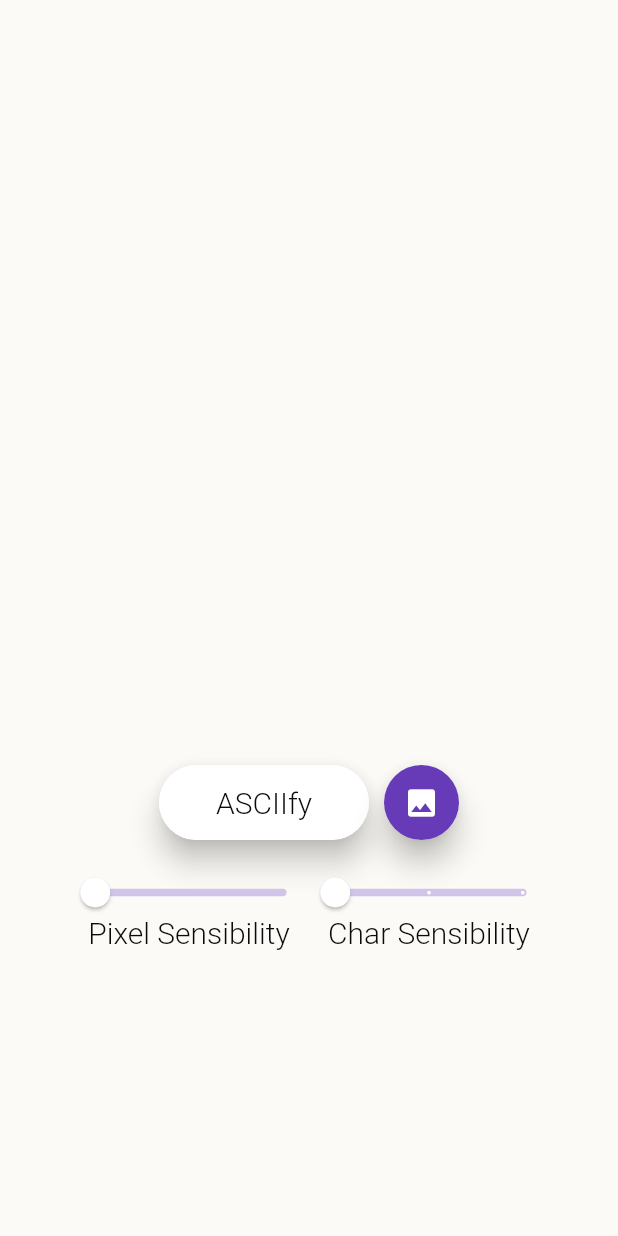
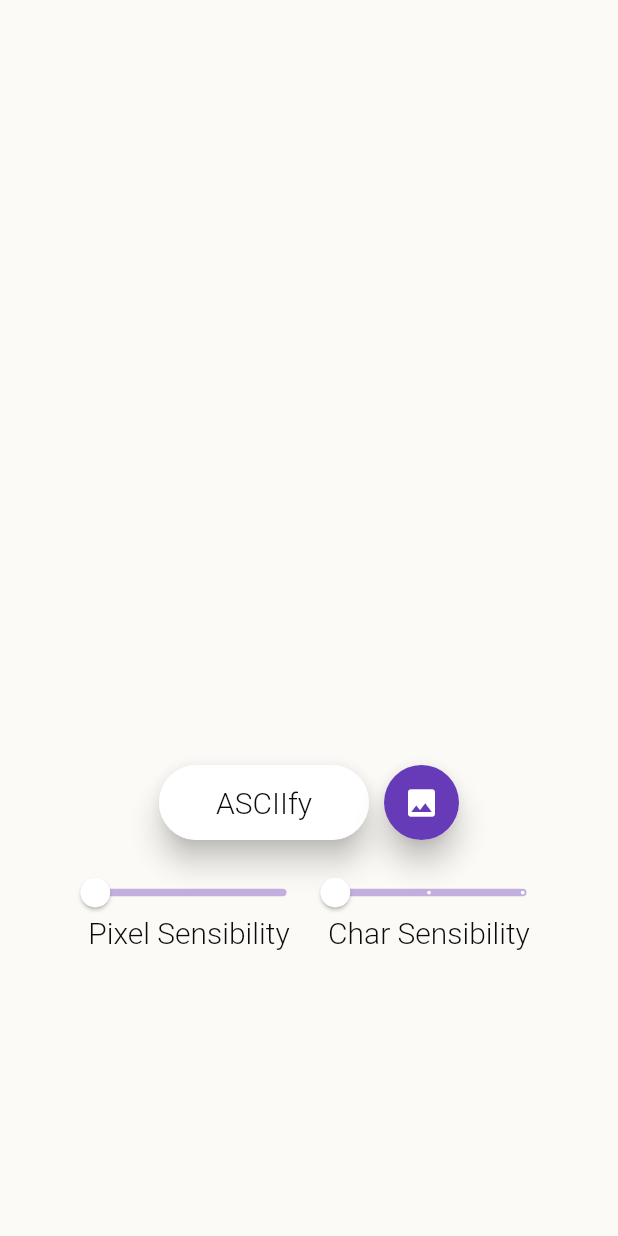
Before and after one commit to LorenzoProSky/ascii_art_app, a Flutter app: the screen it shows after launch, after a tap on "Storage", on a phone screen of 412 x 824 dp. Run offline on Flutter 3.47's test engine with Material 2 defaults, Android fonts, the phone set to English and light mode, and no system bars; our stand-ins replace image_picker, permission_handler; project files that could hold a hidden picture were left out.

Commit message:
16/01/2023 Colors FIXed

```diff
--- a/lib/routes/home_page.dart
+++ b/lib/routes/home_page.dart
@@ -7,7 +7,7 @@ class HomePage extends StatelessWidget {
   @override
   Widget build(BuildContext context) {
     return Scaffold(
-      backgroundColor: Theme.of(context).colorScheme.background,
+      backgroundColor: Theme.of(context).backgroundColor,
       body: Padding(
         padding: const EdgeInsets.all(
           30.0,
--- a/lib/routes/image_page/image_page.dart
+++ b/lib/routes/image_page/image_page.dart
@@ -38,7 +38,7 @@ class _ImagePageState extends State<ImagePage> {
   @override
   Widget build(BuildContext context) {
     return Scaffold(
-      backgroundColor: Theme.of(context).colorScheme.background,
+      backgroundColor: Theme.of(context).backgroundColor,
       body: Padding(
         padding: const EdgeInsets.all(
           30.0,
@@ -103,7 +103,6 @@ class _ImagePageState extends State<ImagePage> {
             )
           : (Provider.of<ImagePathCache>(context).imagePath != "")
               ? FittedBox(
-                  fit: BoxFit.scaleDown,
                   child: Image.file(
                     File(Provider.of<ImagePathCache>(context).imagePath),
                   ),
--- a/lib/theme/app_color.dart
+++ b/lib/theme/app_color.dart
@@ -7,7 +7,6 @@ class AppColor {
   static const Color black = Color.fromARGB(255, 10, 10, 10);
 
   static const Color deepPurple = Colors.deepPurple;
-  static Color lightPurple = Colors.deepPurple.shade100;
 
   static const Color red = Colors.red;
 }
--- a/lib/theme/theme.dart
+++ b/lib/theme/theme.dart
@@ -4,19 +4,10 @@ import 'package:flutter/material.dart';
 class AppTheme {
   const AppTheme();
   static ThemeData asciiAppTheme = ThemeData(
-    colorScheme: const ColorScheme(
-      brightness: Brightness.light,
-      background: AppColor.background,
-      onBackground: AppColor.white,
-      primary: AppColor.white,
-      onPrimary: AppColor.black,
-      secondary: AppColor.deepPurple,
-      onSecondary: AppColor.white,
-      surface: AppColor.background,
-      onSurface: AppColor.black,
-      error: AppColor.red,
-      onError: AppColor.black,
-    ),
+    backgroundColor: AppColor.background,
+    primaryColor: AppColor.white,
+    hintColor: AppColor.black,
+    focusColor: AppColor.deepPurple,
     textTheme: const TextTheme(
       headline1: TextStyle(
         fontFamily: "Roboto",
@@ -37,5 +28,10 @@ class AppTheme {
         color: AppColor.black,
       ),
     ),
+    textSelectionTheme: TextSelectionThemeData(
+      cursorColor: AppColor.black,
+      selectionColor: AppColor.deepPurple.withAlpha(50),
+      selectionHandleColor: AppColor.black,
+    ),
   );
 }
--- a/lib/widgets/home_page_select_button.dart
+++ b/lib/widgets/home_page_select_button.dart
@@ -22,7 +22,7 @@ class HomePageSelectButton extends StatelessWidget {
                 height: 50.0,
                 width: 315.0,
                 decoration: BoxDecoration(
-                  color: Theme.of(context).colorScheme.primary,
+                  color: Theme.of(context).primaryColor,
                   borderRadius: BorderRadius.circular(50.0),
                 ),
               ),
@@ -30,7 +30,7 @@ class HomePageSelectButton extends StatelessWidget {
                 height: 50.0,
                 width: 105.0,
                 decoration: BoxDecoration(
-                  color: Theme.of(context).colorScheme.secondary,
+                  color: Theme.of(context).focusColor,
                   borderRadius: BorderRadius.circular(50.0),
                 ),
               ),
@@ -44,7 +44,7 @@ class HomePageSelectButton extends StatelessWidget {
                     child: VerticalDivider(
                       width: 1,
                       thickness: 1,
-                      color: Theme.of(context).colorScheme.primary,
+                      color: Theme.of(context).primaryColor,
                     ),
                   ),
                   _cameraPermissionAndToImagePageButton(context),
@@ -86,7 +86,7 @@ class HomePageSelectButton extends StatelessWidget {
               child: Icon(
                 Icons.photo,
                 size: 24,
-                color: Theme.of(context).colorScheme.primary,
+                color: Theme.of(context).primaryColor,
               ),
             ),
           ],
@@ -117,7 +117,7 @@ class HomePageSelectButton extends StatelessWidget {
               child: Icon(
                 Icons.camera_alt,
                 size: 24,
-                color: Theme.of(context).colorScheme.primary,
+                color: Theme.of(context).primaryColor,
               ),
             ),
             Expanded(
--- a/lib/widgets/icon_button_custom.dart
+++ b/lib/widgets/icon_button_custom.dart
@@ -25,12 +25,12 @@ class IconButtonCustom extends StatelessWidget {
               height: 50.0,
               width: 50.0,
               decoration: BoxDecoration(
-                color: Theme.of(context).colorScheme.secondary,
+                color: Theme.of(context).focusColor,
                 borderRadius: BorderRadius.circular(50.0),
               ),
               child: Icon(
                 iconData,
-                color: Theme.of(context).colorScheme.primary,
+                color: Theme.of(context).primaryColor,
               ),
             ),
           ),
--- a/lib/widgets/icon_text_button_custom.dart
+++ b/lib/widgets/icon_text_button_custom.dart
@@ -29,7 +29,7 @@ class IconTextButtonCustom extends StatelessWidget {
               height: 50.0,
               width: width,
               decoration: BoxDecoration(
-                color: Theme.of(context).colorScheme.primary,
+                color: Theme.of(context).primaryColor,
                 borderRadius: BorderRadius.circular(50.0),
               ),
               child: Row(
@@ -38,12 +38,12 @@ class IconTextButtonCustom extends StatelessWidget {
                     height: 50.0,
                     width: 50.0,
                     decoration: BoxDecoration(
-                      color: Theme.of(context).colorScheme.secondary,
+                      color: Theme.of(context).focusColor,
                       borderRadius: BorderRadius.circular(50.0),
                     ),
                     child: Icon(
                       iconData,
-                      color: Theme.of(context).colorScheme.primary,
+                      color: Theme.of(context).primaryColor,
                     ),
                   ),
                   Expanded(
--- a/lib/widgets/loading_overlay.dart
+++ b/lib/widgets/loading_overlay.dart
@@ -43,7 +43,7 @@ class _LoadingOverlayState extends State<LoadingOverlay> {
               opacity: 0.75,
               child: ModalBarrier(
                 dismissible: false,
-                color: Theme.of(context).colorScheme.onPrimary,
+                color: Theme.of(context).hintColor,
               ),
             ),
           ),
@@ -51,8 +51,8 @@ class _LoadingOverlayState extends State<LoadingOverlay> {
           Center(
             child: CircularProgressIndicator(
               strokeWidth: 2.5,
-              color: Theme.of(context).colorScheme.secondary,
-              backgroundColor: Theme.of(context).colorScheme.primary,
+              color: Theme.of(context).focusColor,
+              backgroundColor: Theme.of(context).primaryColor,
             ),
           ),
       ],
--- a/lib/widgets/slider_custom.dart
+++ b/lib/widgets/slider_custom.dart
@@ -33,21 +33,22 @@ class SliderCustom extends StatelessWidget {
               data: SliderTheme.of(context).copyWith(
                 trackHeight: 5.0,
                 trackShape: const RoundedRectSliderTrackShape(),
-                activeTrackColor: Theme.of(context).colorScheme.secondary,
-                inactiveTrackColor: AppColor.lightPurple,
+                activeTrackColor: Theme.of(context).focusColor,
+                inactiveTrackColor:
+                    Theme.of(context).focusColor.withAlpha(100),
                 thumbShape: const RoundSliderThumbShape(
                   enabledThumbRadius: 10.0,
                   pressedElevation: 8.0,
                 ),
-                thumbColor: Theme.of(context).colorScheme.primary,
+                thumbColor: Theme.of(context).primaryColor,
                 overlayColor:
-                    Theme.of(context).colorScheme.secondary.withOpacity(0.2),
+                    Theme.of(context).focusColor.withOpacity(0.2),
                 overlayShape: const RoundSliderOverlayShape(overlayRadius: 0.0),
                 tickMarkShape: const RoundSliderTickMarkShape(),
-                activeTickMarkColor: Theme.of(context).colorScheme.primary,
-                inactiveTickMarkColor: Theme.of(context).colorScheme.primary,
+                activeTickMarkColor: Theme.of(context).primaryColor,
+                inactiveTickMarkColor: Theme.of(context).primaryColor,
                 valueIndicatorShape: const PaddleSliderValueIndicatorShape(),
-                valueIndicatorColor: Theme.of(context).colorScheme.primary,
+                valueIndicatorColor: Theme.of(context).primaryColor,
                 valueIndicatorTextStyle: Theme.of(context).textTheme.bodyText1,
               ),
               child: Slider(
--- a/lib/widgets/text_button_custom.dart
+++ b/lib/widgets/text_button_custom.dart
@@ -27,7 +27,7 @@ class TextButtonCustom extends StatelessWidget {
               height: 50.0,
               width: width,
               decoration: BoxDecoration(
-                color: Theme.of(context).colorScheme.primary,
+                color: Theme.of(context).primaryColor,
                 borderRadius: BorderRadius.circular(50.0),
               ),
               child: Row(
--- a/lib/widgets/text_icon_button_custom.dart
+++ b/lib/widgets/text_icon_button_custom.dart
@@ -29,7 +29,7 @@ class TextIconButtonCustom extends StatelessWidget {
               height: 50.0,
               width: width,
               decoration: BoxDecoration(
-                color: Theme.of(context).colorScheme.primary,
+                color: Theme.of(context).primaryColor,
                 borderRadius: BorderRadius.circular(50.0),
               ),
               child: Row(
@@ -45,12 +45,12 @@ class TextIconButtonCustom extends StatelessWidget {
                     height: 50.0,
                     width: 50.0,
                     decoration: BoxDecoration(
-                      color: Theme.of(context).colorScheme.secondary,
+                      color: Theme.of(context).focusColor,
                       borderRadius: BorderRadius.circular(50.0),
                     ),
                     child: Icon(
                       iconData,
-                      color: Theme.of(context).colorScheme.primary,
+                      color: Theme.of(context).primaryColor,
                     ),
                   )
                 ],
```
